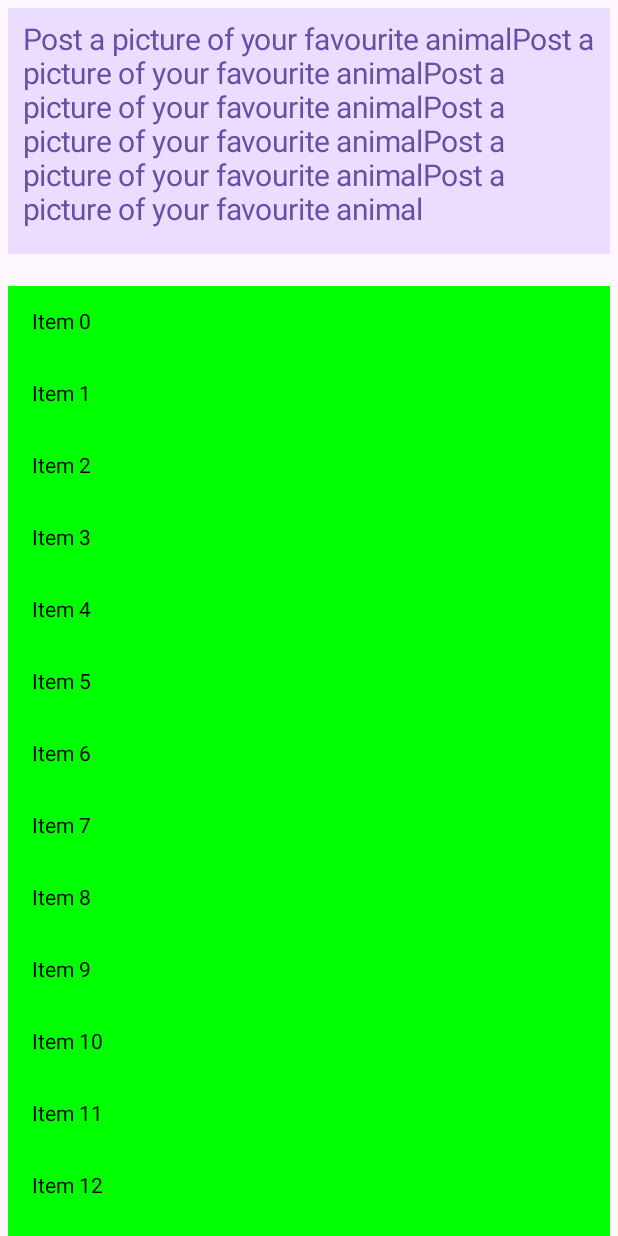
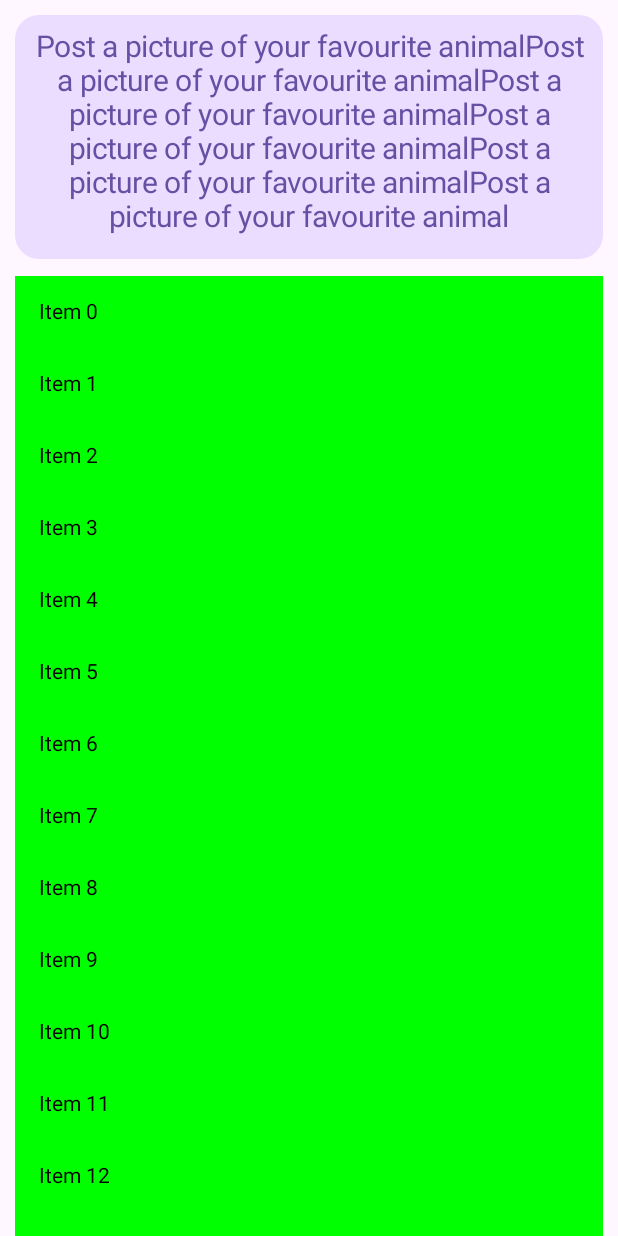
Before and after one commit to mgmavely/CS446-Group-11, an Android app built with Jetpack Compose: the @Preview function DiscoverView, on a phone screen of 412 x 824 dp. Run offline under Robolectric (Android 15) with nearby library versions, the phone set to English and light mode, and no system bars.

Commit message:
center and round prompt box

```diff
--- a/app/src/main/java/com/example/memento/userinterface/Discover/DiscoverView.kt
+++ b/app/src/main/java/com/example/memento/userinterface/Discover/DiscoverView.kt
@@ -68,15 +68,20 @@ fun DiscoverView() {
         modifier = Modifier
             .fillMaxSize()
             .background(MaterialTheme.colorScheme.background)
-            .padding(top = 5.dp, start = 5.dp, end = 5.dp),
+            .padding(top = 10.dp, start = 10.dp, end = 10.dp),
         verticalArrangement = Arrangement.spacedBy(1.dp)
     ) {
         // Prompt at the top of the screen that doesn't change
-        Prompt()
+        Box(
+            modifier = Modifier
+            .clip(RoundedCornerShape(16.dp))
+        ) {
+            Prompt()
+        }
         LazyColumn(
             modifier = Modifier
                 .fillMaxSize()
-                .padding(top = 20.dp)
+                .padding(top = 10.dp)
                 .background(Color.Green)
         ) {
             items(100) {
@@ -110,7 +115,7 @@ fun AutoResizingText(
         modifier = modifier,
         text = text,
         color = color,
-        textAlign = TextAlign.Start,
+        textAlign = TextAlign.Center,
         fontSize = textSize.value,
         maxLines = maxLines,
         overflow = TextOverflow.Ellipsis,
@@ -120,7 +125,8 @@ fun AutoResizingText(
             if (textLayoutResult.isLineEllipsized(lineIndex)) {
                 textSize.value = textSize.value * 0.9f
             }
-        }
+        },
+        fontWeight = FontWeight.Normal
     )
 
 
```
